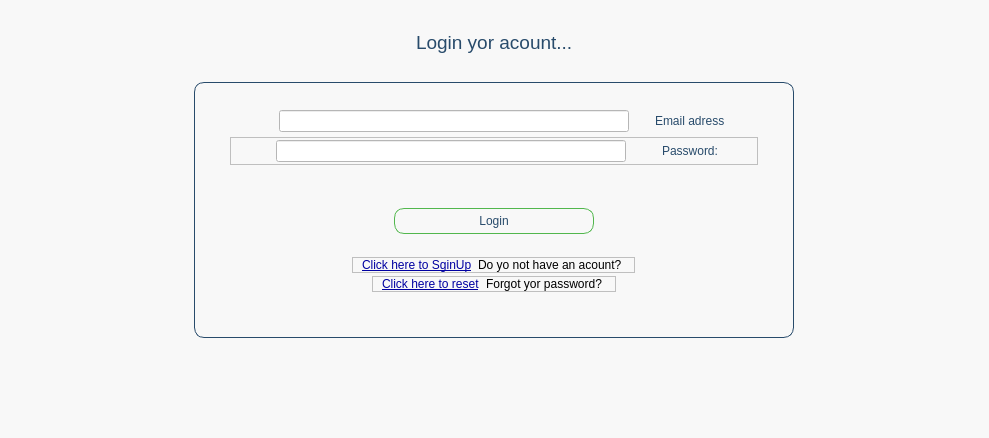
Qt form view/ui/login.ui (MYI26/My_Portfolio_Manager) before a commit.
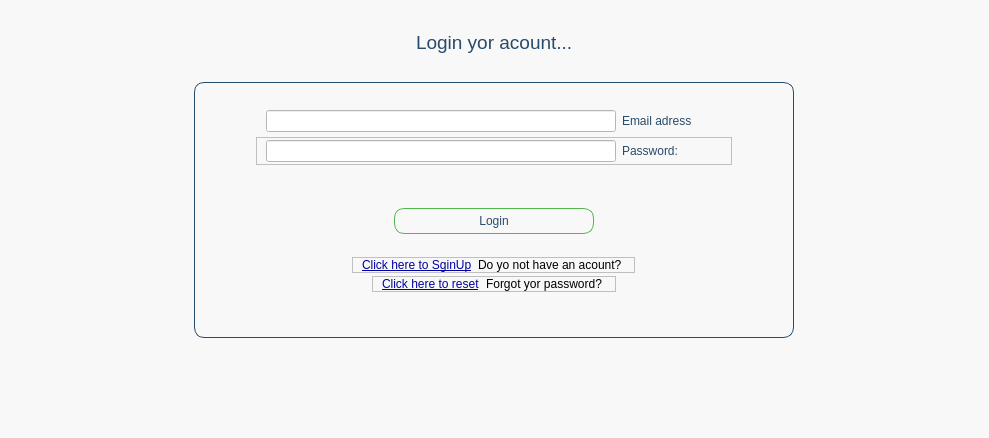
The same form after that commit.

Commit message: Add authentication views and presenters for login, signup, and password reset functionality

Diff of the .ui file:
```diff
--- a/view/ui/login.ui
+++ b/view/ui/login.ui
@@ -105,7 +105,7 @@
       <property name="bottomMargin">
        <number>20</number>
       </property>
-      <item alignment="Qt::AlignVCenter">
+      <item alignment="Qt::AlignHCenter|Qt::AlignVCenter">
        <widget class="QFrame" name="frame_2">
         <property name="frameShape">
          <enum>QFrame::NoFrame</enum>
@@ -120,22 +120,6 @@
          <property name="bottomMargin">
           <number>2</number>
          </property>
-         <item>
-          <spacer name="horizontalSpacer_2">
-           <property name="orientation">
-            <enum>Qt::Horizontal</enum>
-           </property>
-           <property name="sizeType">
-            <enum>QSizePolicy::Fixed</enum>
-           </property>
-           <property name="sizeHint" stdset="0">
-            <size>
-             <width>40</width>
-             <height>20</height>
-            </size>
-           </property>
-          </spacer>
-         </item>
          <item>
           <widget class="QLineEdit" name="lineEdit">
            <property name="sizePolicy">
@@ -160,24 +144,26 @@
            </property>
           </widget>
          </item>
-         <item>
-          <spacer name="horizontalSpacer">
-           <property name="orientation">
-            <enum>Qt::Horizontal</enum>
-           </property>
-           <property name="sizeType">
-            <enum>QSizePolicy::Fixed</enum>
-           </property>
-           <property name="sizeHint" stdset="0">
-            <size>
-             <width>20</width>
-             <height>20</height>
-            </size>
-           </property>
-          </spacer>
-         </item>
          <item>
           <widget class="QLabel" name="label_4">
+           <property name="sizePolicy">
+            <sizepolicy hsizetype="Fixed" vsizetype="Preferred">
+             <horstretch>0</horstretch>
+             <verstretch>0</verstretch>
+            </sizepolicy>
+           </property>
+           <property name="minimumSize">
+            <size>
+             <width>100</width>
+             <height>0</height>
+            </size>
+           </property>
+           <property name="maximumSize">
+            <size>
+             <width>100</width>
+             <height>16777215</height>
+            </size>
+           </property>
            <property name="styleSheet">
             <string notr="true">color: rgb(40, 75, 107);</string>
            </property>
@@ -189,7 +175,7 @@
         </layout>
        </widget>
       </item>
-      <item alignment="Qt::AlignTop">
+      <item alignment="Qt::AlignHCenter|Qt::AlignTop">
        <widget class="QFrame" name="frame_3">
         <property name="frameShape">
          <enum>QFrame::StyledPanel</enum>
@@ -204,23 +190,7 @@
          <property name="bottomMargin">
           <number>2</number>
          </property>
-         <item>
-          <spacer name="horizontalSpacer_4">
-           <property name="orientation">
-            <enum>Qt::Horizontal</enum>
-           </property>
-           <property name="sizeType">
-            <enum>QSizePolicy::Fixed</enum>
-           </property>
-           <property name="sizeHint" stdset="0">
-            <size>
-             <width>36</width>
-             <height>16</height>
-            </size>
-           </property>
-          </spacer>
-         </item>
-         <item>
+         <item alignment="Qt::AlignHCenter">
           <widget class="QLineEdit" name="lineEdit_2">
            <property name="sizePolicy">
             <sizepolicy hsizetype="Fixed" vsizetype="Fixed">
@@ -244,24 +214,26 @@
            </property>
           </widget>
          </item>
-         <item>
-          <spacer name="horizontalSpacer_3">
-           <property name="orientation">
-            <enum>Qt::Horizontal</enum>
-           </property>
-           <property name="sizeType">
-            <enum>QSizePolicy::Fixed</enum>
-           </property>
-           <property name="sizeHint" stdset="0">
-            <size>
-             <width>30</width>
-             <height>20</height>
-            </size>
-           </property>
-          </spacer>
-         </item>
          <item>
           <widget class="QLabel" name="label_5">
+           <property name="sizePolicy">
+            <sizepolicy hsizetype="Fixed" vsizetype="Preferred">
+             <horstretch>0</horstretch>
+             <verstretch>0</verstretch>
+            </sizepolicy>
+           </property>
+           <property name="minimumSize">
+            <size>
+             <width>100</width>
+             <height>0</height>
+            </size>
+           </property>
+           <property name="maximumSize">
+            <size>
+             <width>100</width>
+             <height>16777215</height>
+            </size>
+           </property>
            <property name="styleSheet">
             <string notr="true">color: rgb(40, 75, 107);</string>
            </property>
```
The commit also changes 11 other files.
